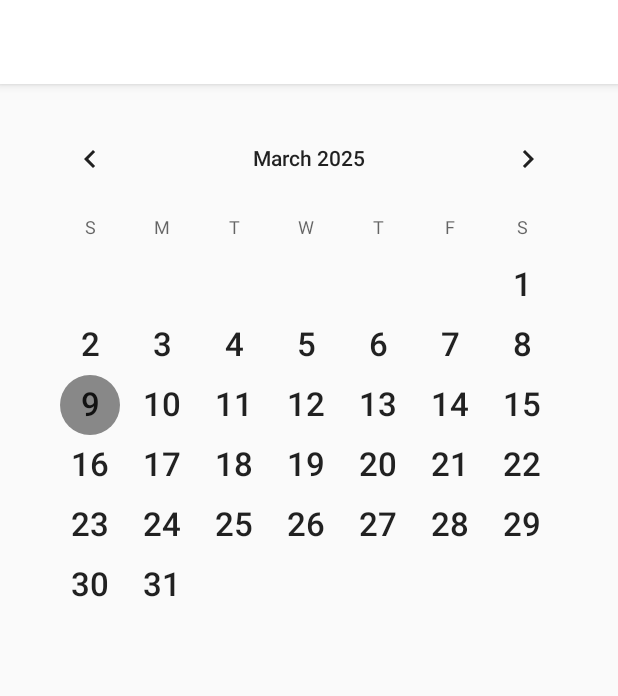
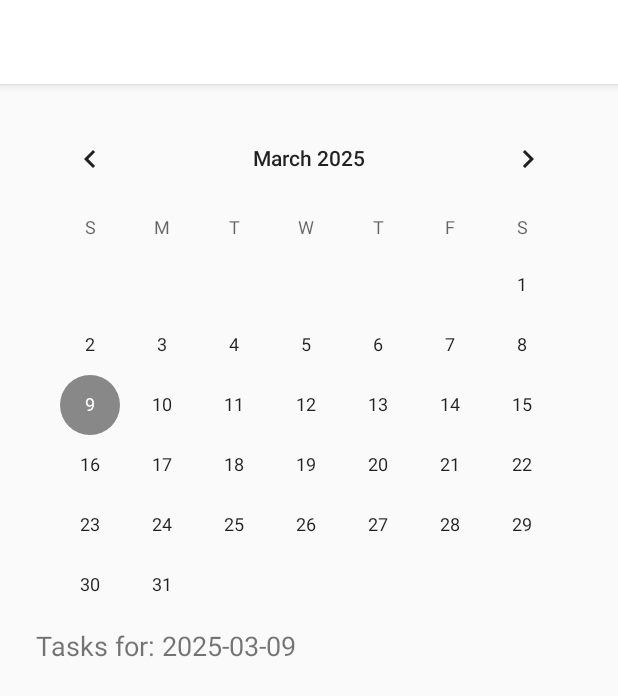
Before and after one commit to LinhGeyer/todolist, an Android app built with Jetpack Compose: the screen it shows after launch (CalendarActivity), after a tap on "OPEN CALENDAR", on a phone screen of 412 x 824 dp. Shown: the top 696 px of the screen. Run offline under Robolectric (Android 15) with nearby library versions, the phone set to English and light mode, and no system bars; our stand-ins replace Room's generated code.

Commit message:
calender fix  1

```diff
--- /dev/null
+++ b/app/src/main/java/com/example/todolist/CalendarActivity.kt
@@ -0,0 +1,65 @@
+package com.example.todolist
+
+import android.os.Bundle
+import android.widget.CalendarView
+import android.widget.TextView
+import androidx.appcompat.app.AppCompatActivity
+import androidx.lifecycle.lifecycleScope
+import androidx.recyclerview.widget.LinearLayoutManager
+import androidx.recyclerview.widget.RecyclerView
+import androidx.room.Room
+import com.example.todolist.adapter.TaskAdapter
+import com.example.todolist.data.AppDatabase
+import com.example.todolist.data.TaskDao
+import kotlinx.coroutines.launch
+import java.text.SimpleDateFormat
+import java.util.*
+
+class CalendarActivity : AppCompatActivity() {
+    private lateinit var taskDao: TaskDao
+    private lateinit var adapter: TaskAdapter
+    private lateinit var selectedDateText: TextView
+    private lateinit var recyclerView: RecyclerView
+    private lateinit var calendarView: CalendarView
+
+    override fun onCreate(savedInstanceState: Bundle?) {
+        super.onCreate(savedInstanceState)
+        setContentView(R.layout.activity_calendar)
+
+        // Initialize database
+        val db = Room.databaseBuilder(
+            applicationContext,
+            AppDatabase::class.java, "tasks-db"
+        ).build()
+        taskDao = db.taskDao()
+
+        selectedDateText = findViewById(R.id.tvSelectedDate)
+        recyclerView = findViewById(R.id.rvTasksByDate)
+        calendarView = findViewById(R.id.calendarView)
+
+        recyclerView.layoutManager = LinearLayoutManager(this)
+        adapter = TaskAdapter(androidx.recyclerview.widget.RecyclerView(this), mutableListOf()) // Initialize with an empty list
+        recyclerView.adapter = adapter
+
+        // Set default date to today
+        val dateFormat = SimpleDateFormat("yyyy-MM-dd", Locale.getDefault())
+        val todayDate = dateFormat.format(Date())
+        selectedDateText.text = "Tasks for: $todayDate"
+        loadTasksForDate(todayDate)
+
+        // Listen for date changes
+        calendarView.setOnDateChangeListener { _, year, month, day ->
+            val selectedDate = String.format("%04d-%02d-%02d", year, month + 1, day)
+            selectedDateText.text = "Tasks for: $selectedDate"
+            loadTasksForDate(selectedDate)
+        }
+    }
+
+    private fun loadTasksForDate(date: String) {
+        lifecycleScope.launch {
+            taskDao.getTasksByDate(date).observe(this@CalendarActivity) { tasks ->
+                adapter.setTasks(tasks)
+            }
+        }
+    }
+}
--- a/app/src/main/java/com/example/todolist/CalenderActivity.kt
+++ /dev/null
@@ -1,22 +0,0 @@
-package com.example.todolist
-
-import android.os.Bundle
-import android.widget.CalendarView
-import android.widget.Toast
-import androidx.appcompat.app.AppCompatActivity
-
-class CalendarActivity : AppCompatActivity() {
-    override fun onCreate(savedInstanceState: Bundle?) {
-        super.onCreate(savedInstanceState)
-        setContentView(R.layout.activity_calendar)  // Create this XML layout
-
-        val calendarView = findViewById<CalendarView>(R.id.calendarView)
-
-        // Handle date selection
-        calendarView.setOnDateChangeListener { _, year, month, dayOfMonth ->
-            val selectedDate = "$dayOfMonth/${month + 1}/$year"
-            Toast.makeText(this, "Selected: $selectedDate", Toast.LENGTH_SHORT).show()
-            // TODO: Display tasks for the selected date
-        }
-    }
-}
--- a/app/src/main/java/com/example/todolist/adapter/TaskAdapter.kt
+++ b/app/src/main/java/com/example/todolist/adapter/TaskAdapter.kt
@@ -1,6 +1,5 @@
 package com.example.todolist.adapter
 
-import android.app.Activity
 import android.app.AlertDialog
 import android.view.LayoutInflater
 import android.os.Handler
@@ -10,7 +9,6 @@ import android.view.ViewGroup
 import android.widget.CheckBox
 import android.widget.TextView
 import android.graphics.Paint
-import androidx.compose.foundation.layout.size
 import androidx.recyclerview.widget.RecyclerView
 import androidx.room.Room
 import com.example.todolist.R
@@ -109,15 +107,11 @@ class TaskAdapter(private val recyclerView: RecyclerView, private val tasks: Mut
             }
         }
     }
-
-    // Updates the list of tasks and notifies the adapter of the change
-    fun setTasks(newTasks: List<Task>?) {
-        if (newTasks != null) {
-            tasks.clear() // Clear the current list
-            tasks.addAll(newTasks) // Add all new tasks
-            recyclerView.post {
-                notifyDataSetChanged() // Notify adapter of data set change
-            }
+    fun setTasks(tasks: List<Task>?) {
+        this.tasks.clear()
+        if (tasks != null) {
+            this.tasks.addAll(tasks)
         }
+        notifyDataSetChanged()
     }
 }
--- a/app/src/main/java/com/example/todolist/data/TaskDao.kt
+++ b/app/src/main/java/com/example/todolist/data/TaskDao.kt
@@ -33,4 +33,10 @@ interface TaskDao {
     @Query("SELECT * FROM tasks WHERE date = :selectedDate")
     fun getTasksByDate(selectedDate: String): LiveData<List<Task>>
 
+    @Query("SELECT * FROM tasks WHERE date = :selectedDate")
+    fun getTasksByDate2(selectedDate: String): List<Task>
+
+    @Query("SELECT * FROM tasks WHERE date = :date")
+    fun getTasksByDate1(date: String): LiveData<List<Task>>
+
 }
--- a/app/src/main/java/com/example/todolist/model/Task.kt
+++ b/app/src/main/java/com/example/todolist/model/Task.kt
@@ -2,6 +2,7 @@ package com.example.todolist.model
 
 import androidx.room.Entity
 import androidx.room.PrimaryKey
+import java.util.Date
 
 @Entity(tableName = "tasks")
 data class Task(
--- a/app/src/main/res/layout/activity_calendar.xml
+++ b/app/src/main/res/layout/activity_calendar.xml
@@ -1,14 +1,27 @@
 <?xml version="1.0" encoding="utf-8"?>
-<LinearLayout xmlns:android="http://schemas.android.com/apk/res/android"
+<LinearLayout
+    xmlns:android="http://schemas.android.com/apk/res/android"
     android:layout_width="match_parent"
     android:layout_height="match_parent"
     android:orientation="vertical"
     android:padding="16dp">
 
+    <!-- Calendar View for selecting dates -->
     <CalendarView
         android:id="@+id/calendarView"
         android:layout_width="match_parent"
+        android:layout_height="wrap_content"/>
+
+    <TextView
+        android:id="@+id/tvSelectedDate"
+        android:layout_width="wrap_content"
         android:layout_height="wrap_content"
-        android:dateTextAppearance="@android:style/TextAppearance.Large" />
+        android:text="Tasks for: -"
+        android:textSize="18sp"
+        android:padding="8dp"/>
 
+    <androidx.recyclerview.widget.RecyclerView
+        android:id="@+id/rvTasksByDate"
+        android:layout_width="match_parent"
+        android:layout_height="wrap_content"/>
 </LinearLayout>
```
Also changed, not shown: app/src/main/java/com/example/todolist/MainActivity.kt (+35 -9 lines).
